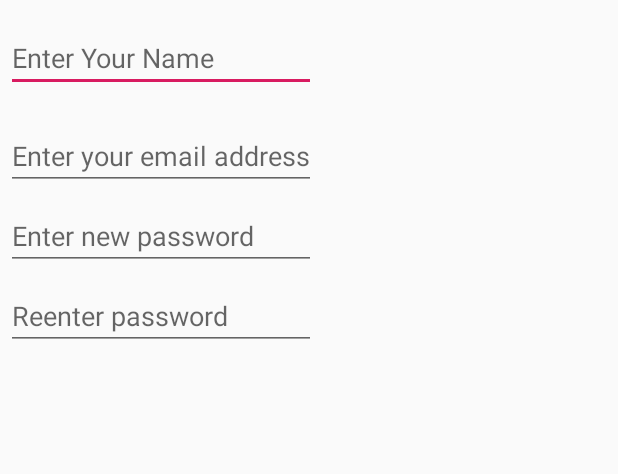
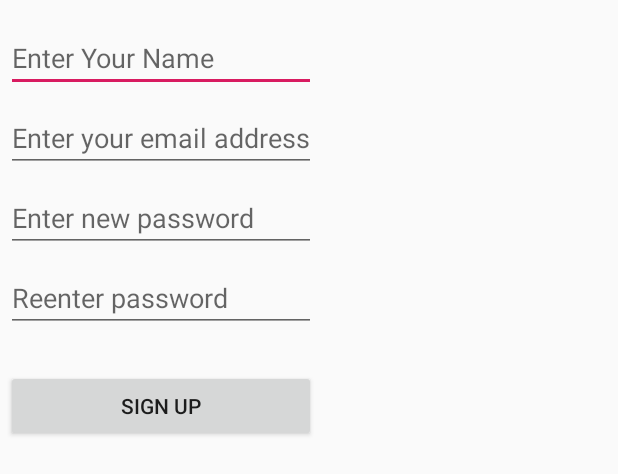
Before and after one commit to Team-Baskerville/Toilocate-mobile, an Android app: the layout dialog_signup.xml on its own in the app's theme, with its tools: preview values and no code run, on a phone screen of 412 x 824 dp. Shown: the top 474 px of the screen. Run offline under Robolectric (Android 15) with nearby library versions, the phone set to English and light mode, and no system bars.

```diff
--- a/app/src/main/res/layout/dialog_signup.xml
+++ b/app/src/main/res/layout/dialog_signup.xml
@@ -21,16 +21,17 @@
         android:layout_marginRight="4dp"
         android:layout_marginBottom="4dp"
         android:hint="@string/username" />
+
     <EditText
         android:id="@+id/editTextRegEmail"
-        android:inputType="textEmailAddress"
         android:layout_width="match_parent"
         android:layout_height="wrap_content"
-        android:layout_marginTop="16dp"
         android:layout_marginLeft="4dp"
+        android:layout_marginTop="4dp"
         android:layout_marginRight="4dp"
         android:layout_marginBottom="4dp"
-        android:hint="@string/userEmail" />
+        android:hint="@string/userEmail"
+        android:inputType="textEmailAddress" />
 
     <EditText
         android:id="@+id/editTextRegPassword"
@@ -64,4 +65,11 @@
         android:text="Passwords does not match"
         android:textColor="#C62828"
         android:visibility="invisible"/>
+
+    <Button
+        android:id="@+id/buttonSignUp"
+        android:layout_width="match_parent"
+        android:layout_height="wrap_content"
+        android:layout_margin="4dp"
+        android:text="Sign Up" />
 </LinearLayout>
```
Also changed, not shown: app/src/main/java/com/baskerville/toilocate/DialogSignup.java (+32 -41 lines), app/src/main/java/com/baskerville/toilocate/LoginActivity.java (+1 -7 lines), app/src/main/java/com/baskerville/toilocate/interfaces/DialogCloseListener.java (deleted, +0 -7 lines).
